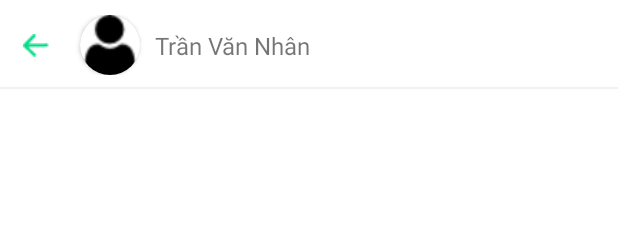
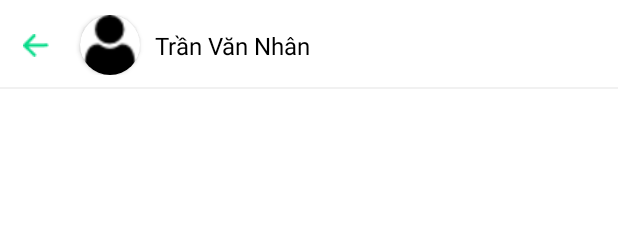
Before and after one commit to tuananhitsg/Android_Nhom1_MessageMobileApp, an Android app: the layout activity_chat.xml on its own in the app's theme, with its tools: preview values and no code run, on a phone screen of 412 x 824 dp. Shown: the top 225 px of the screen. Run offline under Robolectric (Android 15) with nearby library versions, the phone set to English and light mode, and no system bars.

Commit message:
update: change color name chat activity

```diff
--- a/app/src/main/res/layout/activity_chat.xml
+++ b/app/src/main/res/layout/activity_chat.xml
@@ -52,8 +52,9 @@
             android:layout_height="wrap_content"
             android:layout_marginLeft="10dp"
             android:text="Trần Văn Nhân"
-            android:textColorHint="@color/text_color"
-            android:textColorLink="@color/text_color"
+            android:textColor="@color/text_color"
+            android:textColorHint="@color/text_color_hint"
+            android:textColorLink="@color/text_color_hint"
             android:textSize="16dp"
             app:layout_constraintBottom_toBottomOf="parent"
             app:layout_constraintLeft_toRightOf="@id/card_avatar"
```
